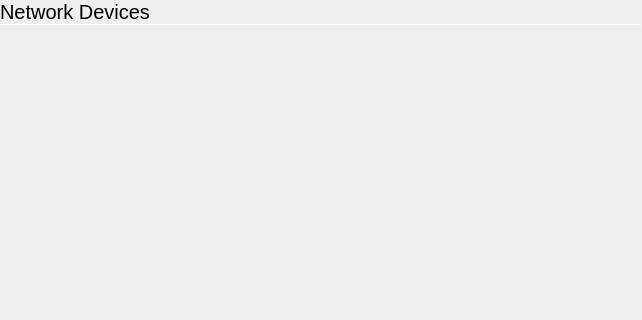
Above: statuscenter/NetworkPane/networkmanager/networkwidget.ui from vicr123/theshell before the change; both pictures show x 0 to 642 and y 0 to 320 of the 642 by 485 pixel window. Below: the same form after it.
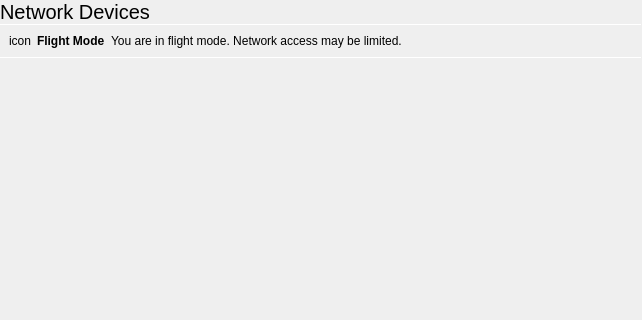
That is the form after the change. Icons and pictures are not drawn. Custom widgets are drawn as their Qt base class.

Commit message: New flight mode notification in network pane

Patch:
```diff
--- a/statuscenter/NetworkPane/networkmanager/networkwidget.ui
+++ b/statuscenter/NetworkPane/networkmanager/networkwidget.ui
@@ -79,6 +79,92 @@
          </property>
         </widget>
        </item>
+       <item>
+        <widget class="QWidget" name="flightModeWarning" native="true">
+         <layout class="QVBoxLayout" name="verticalLayout_13">
+          <property name="spacing">
+           <number>0</number>
+          </property>
+          <property name="leftMargin">
+           <number>0</number>
+          </property>
+          <property name="topMargin">
+           <number>0</number>
+          </property>
+          <property name="rightMargin">
+           <number>0</number>
+          </property>
+          <property name="bottomMargin">
+           <number>0</number>
+          </property>
+          <item>
+           <layout class="QHBoxLayout" name="horizontalLayout">
+            <property name="spacing">
+             <number>6</number>
+            </property>
+            <property name="leftMargin">
+             <number>9</number>
+            </property>
+            <property name="topMargin">
+             <number>9</number>
+            </property>
+            <property name="rightMargin">
+             <number>9</number>
+            </property>
+            <property name="bottomMargin">
+             <number>9</number>
+            </property>
+            <item>
+             <widget class="QLabel" name="flightModeIcon">
+              <property name="text">
+               <string>icon</string>
+              </property>
+             </widget>
+            </item>
+            <item>
+             <widget class="QLabel" name="label_33">
+              <property name="font">
+               <font>
+                <weight>75</weight>
+                <bold>true</bold>
+               </font>
+              </property>
+              <property name="text">
+               <string>Flight Mode</string>
+              </property>
+             </widget>
+            </item>
+            <item>
+             <widget class="QLabel" name="label_35">
+              <property name="sizePolicy">
+               <sizepolicy hsizetype="Expanding" vsizetype="Preferred">
+                <horstretch>0</horstretch>
+                <verstretch>0</verstretch>
+               </sizepolicy>
+              </property>
+              <property name="text">
+               <string>You are in flight mode. Network access may be limited.</string>
+              </property>
+             </widget>
+            </item>
+           </layout>
+          </item>
+          <item>
+           <widget class="Line" name="line_5">
+            <property name="maximumSize">
+             <size>
+              <width>16777215</width>
+              <height>1</height>
+             </size>
+            </property>
+            <property name="orientation">
+             <enum>Qt::Horizontal</enum>
+            </property>
+           </widget>
+          </item>
+         </layout>
+        </widget>
+       </item>
        <item>
         <widget class="QScrollArea" name="devicesScroll">
          <property name="frameShape">
@@ -93,7 +179,7 @@
             <x>0</x>
             <y>0</y>
             <width>642</width>
-            <height>415</height>
+            <height>379</height>
            </rect>
           </property>
           <layout class="QVBoxLayout" name="verticalLayout_3"/>
```
The commit also changes 24 other files.
